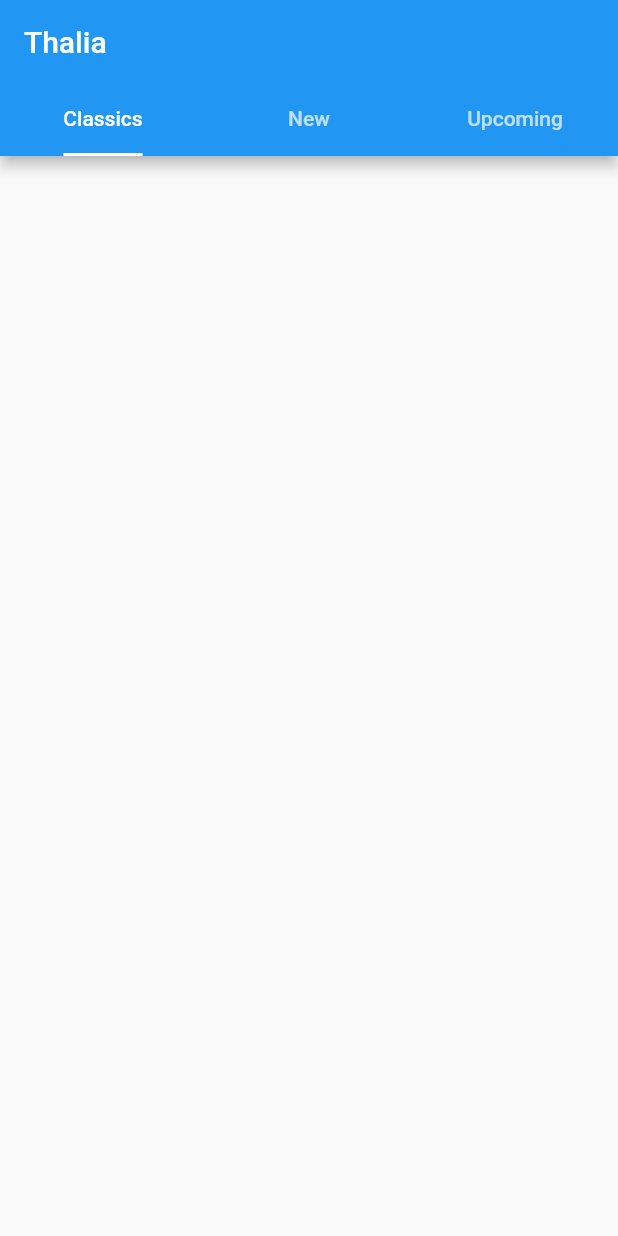
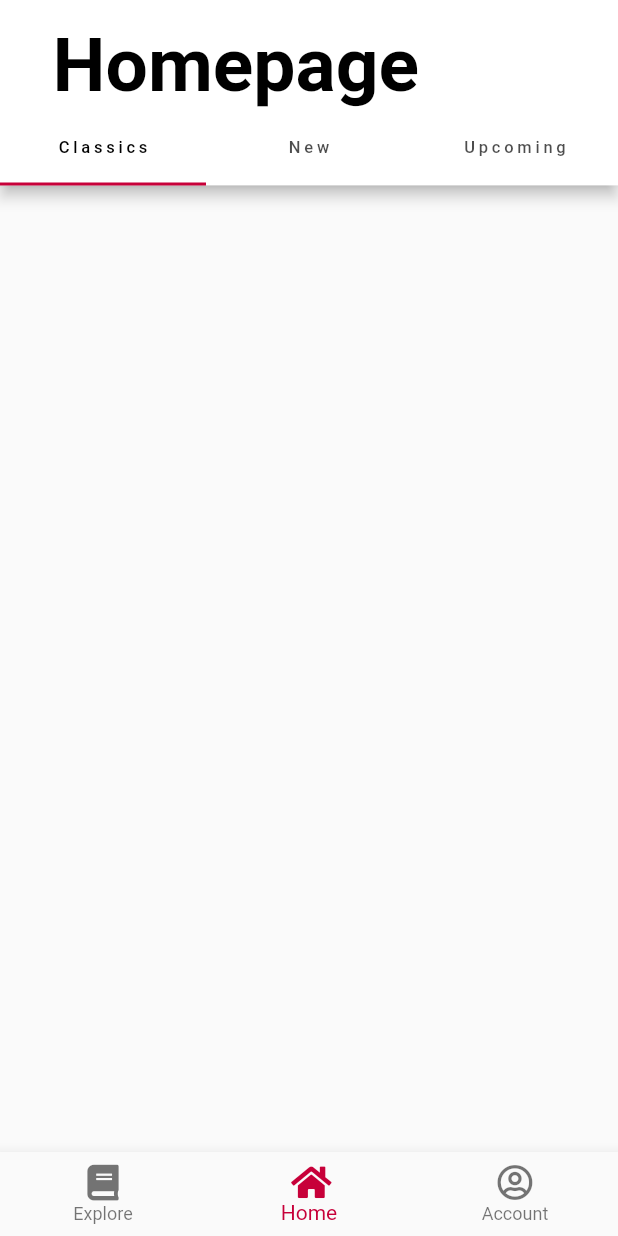
Before and after one commit to Young-Slim-Jim/bookstore, a Flutter app: the screen it shows after launch, on a phone screen of 412 x 824 dp. Run offline on Flutter 3.47's test engine with Material 2 defaults, Android fonts, the phone set to English and light mode, and no system bars; our stand-ins replace font_awesome_flutter.

Commit message:
homescreen and tabbar added

```diff
--- a/lib/homepage.dart
+++ b/lib/homepage.dart
@@ -1,4 +1,8 @@
+import 'package:bookstore/widgets/accountScreen.dart';
+import 'package:bookstore/widgets/explorePage.dart';
+import 'package:bookstore/widgets/homeScreen.dart';
 import 'package:flutter/material.dart';
+import 'package:font_awesome_flutter/font_awesome_flutter.dart';
 
 class HomePage extends StatefulWidget {
   @override
@@ -6,22 +10,37 @@ class HomePage extends StatefulWidget {
 }
 
 class _HomePageState extends State<HomePage> {
+  int _selectedIndex = 1;
   @override
   Widget build(BuildContext context) {
-    return DefaultTabController(
-      length: 3,
-      child: Scaffold(
-        appBar: AppBar(
-          title: Text("Thalia"),
-          bottom: TabBar(
-            indicatorSize: TabBarIndicatorSize.label,
-            tabs: [
-              Tab(text: "Classics"),
-              Tab(text: "New"),
-              Tab(text: "Upcoming"),
-            ],
+    final _widgetOptions = [ExplorePage(), HomeScreen(), AccountScreen()];
+
+    void _onItemTapped(int index) {
+      setState(() {
+        _selectedIndex = index;
+      });
+    }
+
+    return Scaffold(
+      body: _widgetOptions.elementAt(_selectedIndex),
+      bottomNavigationBar: BottomNavigationBar(
+        items: const <BottomNavigationBarItem>[
+          BottomNavigationBarItem(
+            icon: Icon(FontAwesomeIcons.book),
+            title: Text('Explore'),
           ),
-        ),
+          BottomNavigationBarItem(
+            icon: Icon(FontAwesomeIcons.home),
+            title: Text('Home'),
+          ),
+          BottomNavigationBarItem(
+            icon: Icon(FontAwesomeIcons.userCircle),
+            title: Text('Account'),
+          ),
+        ],
+        currentIndex: _selectedIndex,
+        selectedItemColor: const Color(0xffc70039),
+        onTap: (index) => _onItemTapped(index),
       ),
     );
   }
--- /dev/null
+++ b/lib/widgets/accountScreen.dart
@@ -0,0 +1,17 @@
+import 'package:flutter/material.dart';
+
+class AccountScreen extends StatefulWidget {
+  @override
+  _AccountScreenState createState() => _AccountScreenState();
+}
+
+class _AccountScreenState extends State<AccountScreen> {
+  @override
+  Widget build(BuildContext context) {
+    return Scaffold(
+      appBar: AppBar(
+        title: Text("Account Page"),
+      ),
+    );
+  }
+}
--- /dev/null
+++ b/lib/widgets/explorePage.dart
@@ -0,0 +1,17 @@
+import 'package:flutter/material.dart';
+
+class ExplorePage extends StatefulWidget {
+  @override
+  _ExplorePageState createState() => _ExplorePageState();
+}
+
+class _ExplorePageState extends State<ExplorePage> {
+  @override
+  Widget build(BuildContext context) {
+    return Scaffold(
+      appBar: AppBar(
+        title: Text("Explore"),
+      ),
+    );
+  }
+}
--- /dev/null
+++ b/lib/widgets/homeScreen.dart
@@ -0,0 +1,58 @@
+import 'package:flutter/material.dart';
+
+class HomeScreen extends StatefulWidget {
+  @override
+  _HomeScreenState createState() => _HomeScreenState();
+}
+
+class _HomeScreenState extends State<HomeScreen> {
+  @override
+  Widget build(BuildContext context) {
+    var height = MediaQuery.of(context).size.height;
+    return Scaffold(
+      appBar: PreferredSize(
+        preferredSize: Size.fromHeight(height * 0.15),
+        child: DefaultTabController(
+          length: 3,
+          child: AppBar(
+            flexibleSpace: Padding(
+              padding: const EdgeInsets.only(bottom: 50, left: 35),
+              child: Align(
+                alignment: Alignment.bottomLeft,
+                child: Text(
+                  "Homepage",
+                  style: TextStyle(
+                      color: Colors.black,
+                      fontWeight: FontWeight.bold,
+                      fontSize: 50),
+                ),
+              ),
+            ),
+            backgroundColor: Colors.white,
+            bottom: TabBar(
+              tabs: [
+                FittedBox(
+                  fit: BoxFit.scaleDown,
+                  child: Tab(
+                    text: "Classics",
+                  ),
+                ),
+                FittedBox(
+                  fit: BoxFit.scaleDown,
+                  child: Tab(text: "New"),
+                ),
+                FittedBox(
+                  fit: BoxFit.scaleDown,
+                  child: Tab(text: "Upcoming"),
+                ),
+              ],
+              labelColor: Colors.black,
+              labelStyle: TextStyle(fontSize: 11, letterSpacing: 2.5),
+              indicatorColor: const Color(0xffc70039),
+            ),
+          ),
+        ),
+      ),
+    );
+  }
+}
--- a/pubspec.yaml
+++ b/pubspec.yaml
@@ -28,6 +28,7 @@ dependencies:
   # The following adds the Cupertino Icons font to your application.
   # Use with the CupertinoIcons class for iOS style icons.
   cupertino_icons: ^0.1.3
+  font_awesome_flutter: ^8.8.1
 
 dev_dependencies:
   flutter_test:
```
Also changed, not shown: pubspec.lock.
